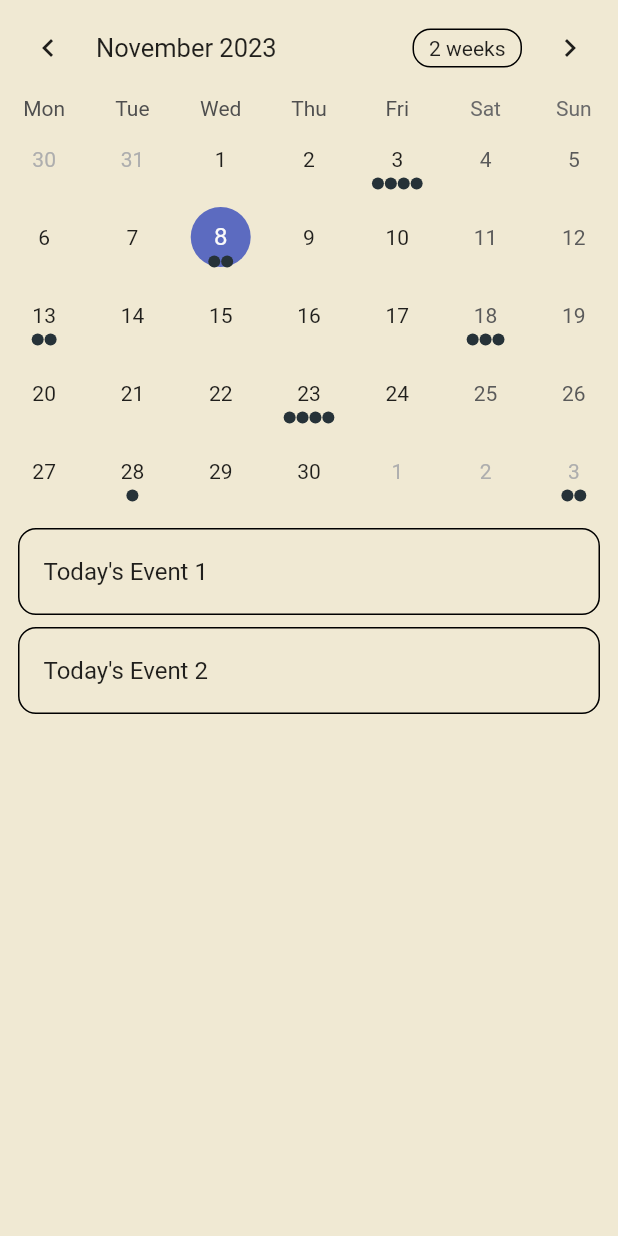
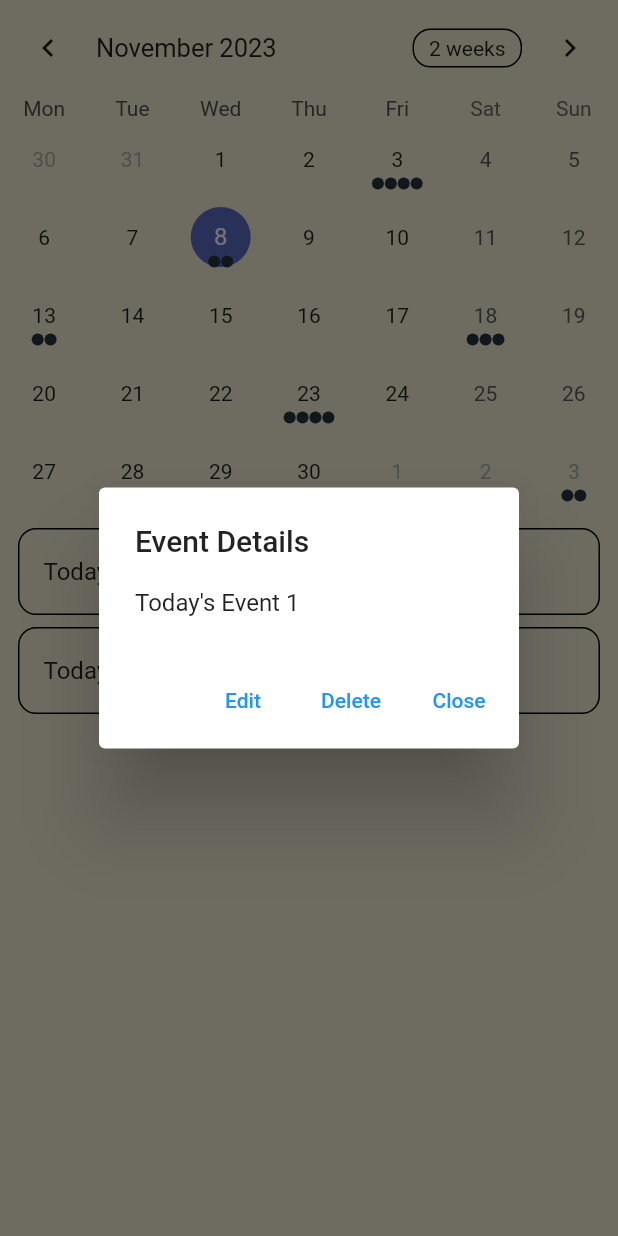
Before and after one commit to vidaang/Reserv, a Flutter app: the ReservationsCalendar screen opened directly, after a tap on an icon or button, on a phone screen of 412 x 824 dp. Run offline on Flutter 3.47's test engine with Material 2 defaults, Android fonts, the phone set to English and light mode, and no system bars; drawn by our look-alikes of table_calendar; our stand-ins replace google_fonts.

Commit message:
Added event details pop up with edit and delete buttons

```diff
--- a/frontend_mobile/reserv_mobile_app/lib/widgets/reservations/calendar.dart
+++ b/frontend_mobile/reserv_mobile_app/lib/widgets/reservations/calendar.dart
@@ -79,6 +79,38 @@ class _ReservationsCalendarState extends State<ReservationsCalendar> {
     }
   }
 
+  void _showEventDetailsDialog(Event event) {
+    showDialog(
+      context: context,
+      builder: (context) {
+        return AlertDialog(
+          title: Text('Event Details'),
+          content: Text(event.toString()), // You can customize this to display event details as needed
+          actions: <Widget>[
+            TextButton(
+              child: Text('Edit'),
+              onPressed: () {
+                Navigator.of(context).pop();
+              },
+            ),
+            TextButton(
+              child: Text('Delete'),
+              onPressed: () {
+                Navigator.of(context).pop();
+              },
+            ),
+            TextButton(
+              child: Text('Close'),
+              onPressed: () {
+                Navigator.of(context).pop();
+              },
+            ),
+          ],
+        );
+      },
+    );
+  }
+
   @override
   Widget build(BuildContext context) {
     return Scaffold(
@@ -130,7 +162,7 @@ class _ReservationsCalendarState extends State<ReservationsCalendar> {
                         borderRadius: BorderRadius.circular(12.0),
                       ),
                       child: ListTile(
-                        onTap: () => print('${value[index]}'),
+                        onTap: () => _showEventDetailsDialog(value[index]),
                         title: Text('${value[index]}'),
                       ),
                     );
```
